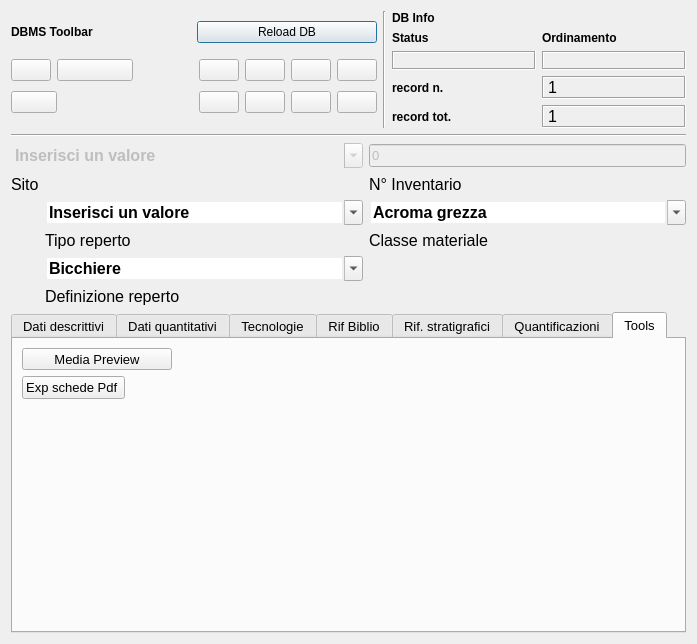
First picture: the form in pyarchinit_dev20130710/modules/gui/pyarchinit_inventario_reperti_ui.ui, repository pyarchinit/pyarchinit_218, before the edit.
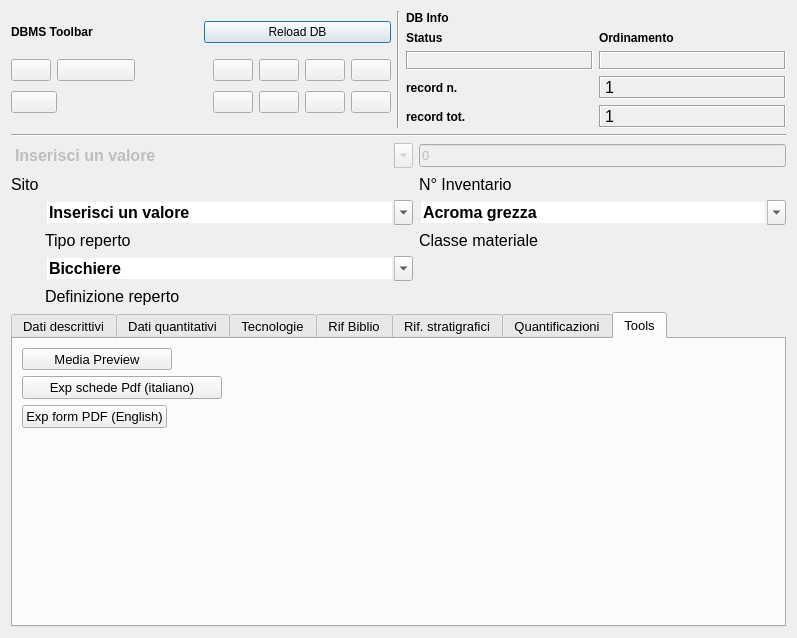
Second picture: the form after the edit. The open tabs and pages were chosen to show the change. Icons and pictures are not drawn. Custom widgets are drawn as their Qt base class.

```diff
--- a/pyarchinit_dev20130710/modules/gui/pyarchinit_inventario_reperti_ui.ui
+++ b/pyarchinit_dev20130710/modules/gui/pyarchinit_inventario_reperti_ui.ui
@@ -6,8 +6,8 @@
    <rect>
     <x>0</x>
     <y>0</y>
-    <width>697</width>
-    <height>644</height>
+    <width>797</width>
+    <height>638</height>
    </rect>
   </property>
   <property name="minimumSize">
@@ -1942,7 +1942,7 @@
            </property>
           </widget>
          </item>
-         <item row="1" column="0">
+         <item row="1" column="0" colspan="2">
           <widget class="QPushButton" name="pushButton_exp_pdf_sheet">
            <property name="maximumSize">
             <size>
@@ -1951,22 +1951,16 @@
             </size>
            </property>
            <property name="text">
-            <string>Exp schede Pdf </string>
+            <string>Exp schede Pdf (italiano)</string>
            </property>
           </widget>
          </item>
-         <item row="1" column="1">
-          <spacer name="horizontalSpacer_4">
-           <property name="orientation">
-            <enum>Qt::Horizontal</enum>
+         <item row="2" column="0">
+          <widget class="QPushButton" name="pushButton_exp_pdf_sheet_en">
+           <property name="text">
+            <string>Exp form PDF (English)</string>
            </property>
-           <property name="sizeHint" stdset="0">
-            <size>
-             <width>590</width>
-             <height>20</height>
-            </size>
-           </property>
-          </spacer>
+          </widget>
          </item>
         </layout>
        </widget>
```
Left out of the diff: 11 changed lines with no effect on the pictures.
